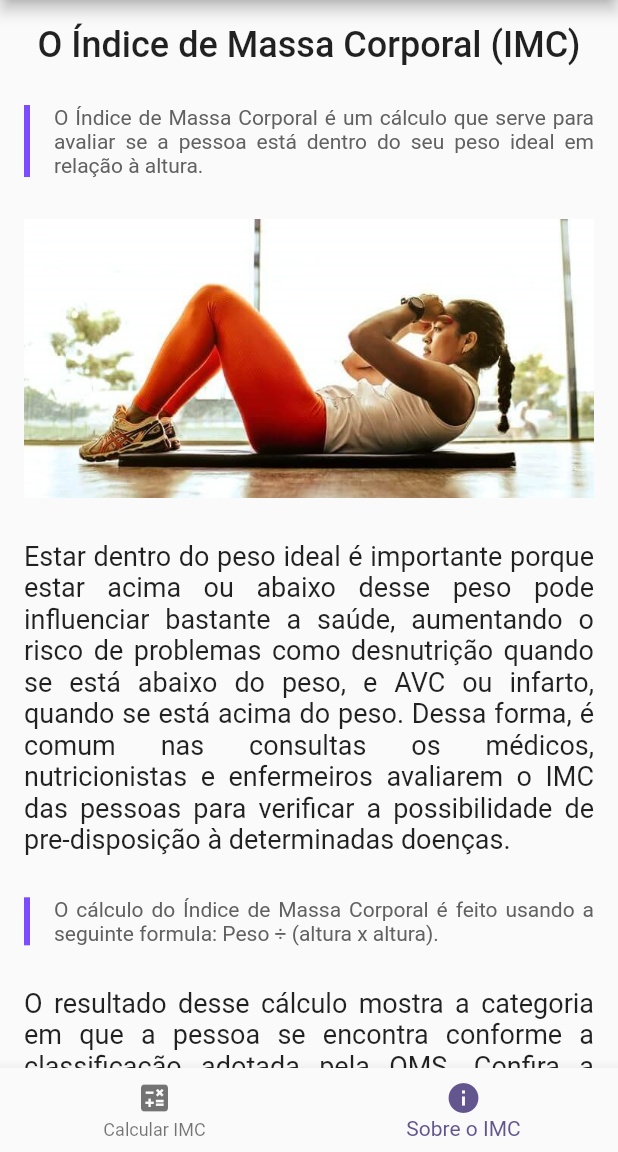
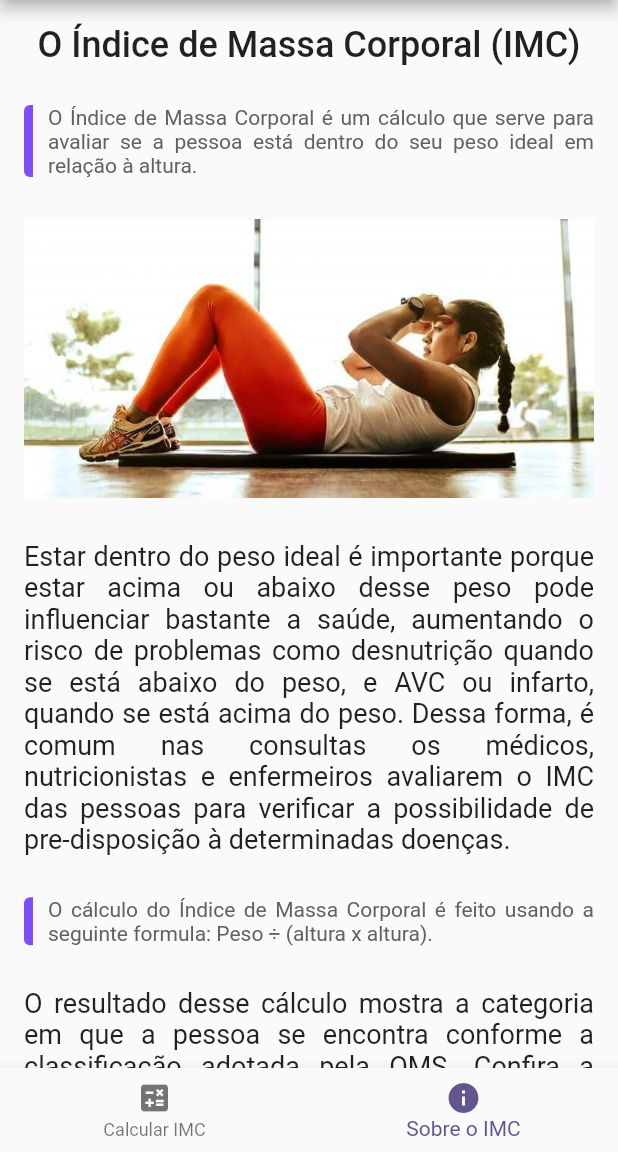
Before and after one commit to Gabriel-S-Souza/imc_calculator_with_flutter, a Flutter app: the screen it shows after launch, swiped to page 2, on a phone screen of 412 x 824 dp, the part 84-1236 px from its top. Run offline on Flutter 3.47's test engine with Material 2 defaults, Android fonts, the phone set to English and light mode, and no system bars; our stand-ins replace flutter_svg.

```diff
--- a/lib/widgets/custom_left_border_text.dart
+++ b/lib/widgets/custom_left_border_text.dart
@@ -13,21 +13,24 @@ class CustomLeftBorderText extends StatelessWidget {
     return Container(
       margin: const EdgeInsets.only(top: 14, bottom: 14),
       decoration: BoxDecoration(
-        border: Border(
-              left: BorderSide(
-        color: Theme.of(context).colorScheme.outline,
-        width: 4,
-      ))),
+        gradient: LinearGradient(
+          stops: const [0.015, 0.015],
+          colors: [
+            Theme.of(context).colorScheme.outline,
+            Theme.of(context).canvasColor
+          ]
+      ),
+        borderRadius: const BorderRadius.only(
+          topLeft: Radius.circular(4),
+          bottomLeft: Radius.circular(4)
+        )
+      ),
       child: Padding(
         padding: const EdgeInsets.only(left: 16),
         child: Text(
           text,
           textAlign: TextAlign.justify,
           style: Theme.of(context).textTheme.bodyText2,
-          // style: const TextStyle(
-          //   fontSize: 16,
-          //   color: Color.fromRGBO(0, 0, 0, 86),
-          // ),
         ),
       ),
     );
```
Also changed, not shown: lib/main.dart (+5 -3 lines), lib/pages/home_page.dart (+22 -2 lines).
